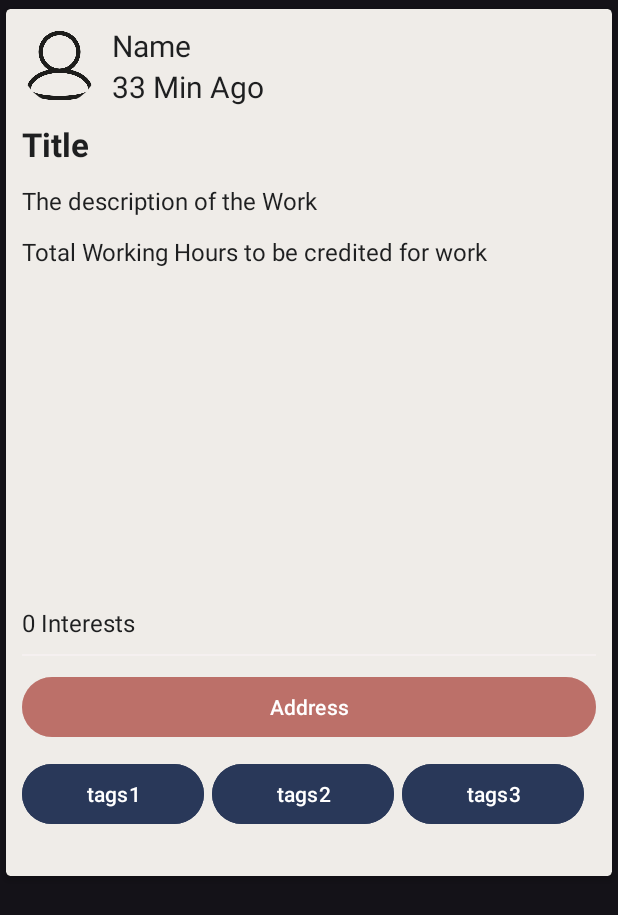
After one commit to fourhaan/CosmicLink, an Android app: the layout activity_bookmarked_post_view.xml on its own in the app's theme, with its tools: preview values and no code run, on a phone screen of 412 x 824 dp. The commit adds this screen. Shown: the top 915 px of the screen. Run offline under Robolectric (Android 15) with nearby library versions, the phone set to English and light mode, and no system bars; Roboto replaces fonts that are not available here.

Commit message:
Adding pop up XML for Post View

```diff
--- a/app/src/main/AndroidManifest.xml
+++ b/app/src/main/AndroidManifest.xml
@@ -59,6 +59,10 @@
             android:name=".Activities.OrganisationSignUpActivity"
             android:exported="false" />
         <activity
+            android:name=".Activities.ProfileViews.BookmarkPostDetails"
+            android:exported="false" />
+
+        <activity
             android:name=".Activities.VolunteerLandingPageActivity"
             android:exported="false" />
         <activity
--- a/app/src/main/java/com/example/volunteerapp/Adapters/AdapterOrgPosts.java
+++ b/app/src/main/java/com/example/volunteerapp/Adapters/AdapterOrgPosts.java
@@ -37,7 +37,6 @@ import java.util.Locale;
 public class AdapterOrgPosts extends RecyclerView.Adapter<AdapterOrgPosts.MyHolder> {
     Context context;
     List<modelPost> postList;
-
     String myUid;
 
     private DatabaseReference interestedRef; //for interested database node
--- /dev/null
+++ b/app/src/main/res/layout/activity_bookmarked_post_view.xml
@@ -0,0 +1,176 @@
+<?xml version="1.0" encoding="utf-8"?>
+<androidx.cardview.widget.CardView xmlns:android="http://schemas.android.com/apk/res/android"
+    android:layout_width="match_parent"
+    android:layout_height="wrap_content"
+    xmlns:app="http://schemas.android.com/apk/res-auto"
+    app:cardCornerRadius="3dp"
+    app:cardElevation="3dp"
+    app:contentPadding="5dp"
+    app:cardUseCompatPadding="true"
+    app:cardBackgroundColor="#EFECE8">
+
+    <LinearLayout
+        android:layout_width="match_parent"
+        android:layout_height="wrap_content"
+        android:orientation="vertical"
+        android:layout_margin="5dp"
+        >
+        <LinearLayout
+            android:layout_width="match_parent"
+            android:layout_height="wrap_content"
+            android:orientation="horizontal"
+            android:gravity="center_vertical"
+            >
+            <de.hdodenhof.circleimageview.CircleImageView
+                android:id="@+id/picture"
+                android:scaleType="centerCrop"
+                android:layout_marginEnd="10dp"
+                android:src="@drawable/ic_profile"
+                android:layout_width="50dp"
+                android:layout_height="50dp"/>
+            <LinearLayout
+                android:layout_width="0dp"
+                android:layout_height="wrap_content"
+                android:orientation="vertical"
+                android:layout_weight="1">
+                <TextView
+                    android:id="@+id/displayName"
+                    android:text="Name"
+                    android:textSize="20dp"
+                    android:textColor="@color/black2.0"
+                    android:layout_width="wrap_content"
+                    android:layout_height="wrap_content"/>
+                <TextView
+                    android:id="@+id/postTime"
+                    android:text="33 Min Ago"
+                    android:textSize="20dp"
+                    android:textColor="@color/black2.0"
+                    android:layout_width="wrap_content"
+                    android:layout_height="wrap_content"/>
+            </LinearLayout>
+        </LinearLayout>
+
+        <TextView
+            android:id="@+id/title"
+            android:layout_width="match_parent"
+            android:layout_height="wrap_content"
+            android:text="Title"
+            android:textColor="@color/black2.0"
+            android:layout_marginTop="10dp"
+            android:textStyle="bold"
+            android:textSize="22dp"/>
+
+        <TextView
+            android:id="@+id/description"
+            android:layout_width="match_parent"
+            android:layout_height="wrap_content"
+            android:layout_marginTop="12dp"
+            android:textColor="@color/black2.0"
+            android:text="The description of the Work"
+            android:textSize="16dp"/>
+
+        <TextView
+            android:id="@+id/hours"
+            android:layout_width="match_parent"
+            android:layout_height="wrap_content"
+            android:layout_marginTop="12dp"
+            android:textColor="@color/black2.0"
+            android:text="Total Working Hours to be credited for work"
+            android:textSize="16dp"/>
+
+        <ImageView
+            android:id="@+id/postImg"
+            android:layout_width="match_parent"
+            android:layout_height="200dp"
+            android:layout_marginTop="15dp"
+            android:textSize="16dp"/>
+        <TextView
+            android:id="@+id/interested"
+            android:layout_marginTop="10dp"
+            android:layout_width="match_parent"
+            android:layout_height="wrap_content"
+            android:text="0 Interests"
+            android:textColor="@color/black2.0"
+            android:textSize="16dp"
+            />
+
+        <View
+            android:layout_width="match_parent"
+            android:layout_height="1dp"
+            android:layout_marginTop="10dp"
+            android:background="#F5F0F0" />
+
+        <Button
+            android:layout_width="match_parent"
+            android:layout_height="wrap_content"
+            android:text="Address"
+            android:layout_marginTop="10dp"
+            android:layout_marginBottom="10dp"
+            android:textColor="@color/white"
+            android:backgroundTint="#80AC4841"
+            android:id="@+id/address_show"/>
+
+        <LinearLayout
+            android:layout_width="match_parent"
+            android:layout_height="wrap_content"
+            android:gravity="center_vertical"
+            android:orientation="horizontal"
+            android:paddingRight="8dp">
+
+            <Button
+                android:layout_width="0dp"
+                android:id="@+id/tag1"
+                android:layout_weight="1"
+                android:layout_marginEnd="5dp"
+                android:layout_height="wrap_content"
+                android:text="tags1"
+                android:textColor="@color/white"
+                android:backgroundTint="@color/blue"/>
+            <Button
+                android:layout_width="0dp"
+                android:layout_height="wrap_content"
+                android:layout_weight="1"
+                android:text="tags2"
+                android:textColor="@color/white"
+                android:backgroundTint="@color/blue"
+                android:id="@+id/tag2"/>
+            <Button
+                android:layout_width="0dp"
+                android:layout_marginStart="5dp"
+                android:layout_height="wrap_content"
+                android:layout_weight="1"
+                android:text="tags3"
+                android:textColor="@color/white"
+                android:backgroundTint="@color/blue"
+                android:id="@+id/tag3"/>
+
+
+        </LinearLayout>
+
+        <LinearLayout
+            android:layout_width="match_parent"
+            android:layout_height="wrap_content"
+            android:layout_marginTop="10dp"
+            android:layout_marginBottom="10dp"
+            android:orientation="horizontal"
+            android:layout_gravity="center">
+
+            <!--            <Button-->
+            <!--                android:id="@+id/commentBtn"-->
+            <!--                android:layout_width="wrap_content"-->
+            <!--                android:padding="5dp"-->
+            <!--                android:layout_height="wrap_content"-->
+            <!--                android:drawableLeft="@drawable/ic_comment2"-->
+            <!--                android:layout_weight="1"-->
+            <!--                android:text="Comment"/>-->
+            <!--            <Button-->
+            <!--                android:id="@+id/shareBtn"-->
+            <!--                android:drawableLeft="@drawable/ic_shareimg2"-->
+            <!--                android:layout_width="wrap_content"-->
+            <!--                android:layout_height="wrap_content"-->
+            <!--                android:layout_weight="1"-->
+            <!--                android:text="Share"/>-->
+
+        </LinearLayout>
+    </LinearLayout>
+</androidx.cardview.widget.CardView>
--- a/app/src/main/res/layout/fragment_b_int.xml
+++ b/app/src/main/res/layout/fragment_b_int.xml
@@ -10,6 +10,7 @@
     <androidx.constraintlayout.widget.ConstraintLayout
         android:layout_width="match_parent"
         android:layout_height="match_parent">
+        <!--
     <android.widget.SearchView
         android:id="@+id/searchBookmark"
         android:layout_width="0dp"
@@ -21,11 +22,11 @@
         app:layout_constraintStart_toStartOf="parent"
         app:layout_constraintEnd_toEndOf="parent"
         app:layout_constraintTop_toTopOf="parent"/>
+        -->
 
     <androidx.recyclerview.widget.RecyclerView
         android:layout_width="match_parent"
         android:layout_height="wrap_content"
-        app:layout_constraintTop_toBottomOf="@id/searchBookmark"
         app:layout_constraintStart_toStartOf="parent"
         app:layout_constraintEnd_toEndOf="parent"
         android:id="@+id/bookmarkRecyclerView"/>
```
